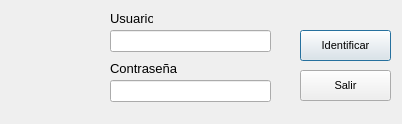
eduardouio/sln_control, file aplicacion/reporte/frm_login.ui: the form before one commit.
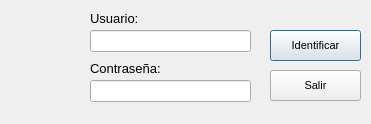
The form after the commit. Icons and pictures are not drawn.

The edit to the form file:
```diff
--- a/aplicacion/reporte/frm_login.ui
+++ b/aplicacion/reporte/frm_login.ui
@@ -6,7 +6,7 @@
    <rect>
     <x>0</x>
     <y>0</y>
-    <width>402</width>
+    <width>371</width>
     <height>124</height>
    </rect>
   </property>
@@ -47,10 +47,10 @@
   <widget class="QLabel" name="lbl_logo">
    <property name="geometry">
     <rect>
-     <x>20</x>
-     <y>20</y>
-     <width>81</width>
-     <height>81</height>
+     <x>10</x>
+     <y>10</y>
+     <width>71</width>
+     <height>71</height>
     </rect>
    </property>
    <property name="statusTip">
@@ -69,7 +69,7 @@
   <widget class="QLineEdit" name="txt_usuario">
    <property name="geometry">
     <rect>
-     <x>110</x>
+     <x>90</x>
      <y>30</y>
      <width>161</width>
      <height>22</height>
@@ -105,7 +105,7 @@
   <widget class="QPushButton" name="btn_entrar">
    <property name="geometry">
     <rect>
-     <x>300</x>
+     <x>270</x>
      <y>30</y>
      <width>91</width>
      <height>31</height>
@@ -130,9 +130,9 @@
   <widget class="QLabel" name="lbl_usuario">
    <property name="geometry">
     <rect>
-     <x>110</x>
+     <x>90</x>
      <y>10</y>
-     <width>43</width>
+     <width>51</width>
      <height>16</height>
     </rect>
    </property>
@@ -151,13 +151,13 @@
     <enum>QFrame::Plain</enum>
    </property>
    <property name="text">
-    <string>Usuario</string>
+    <string>Usuario:</string>
    </property>
   </widget>
   <widget class="QLabel" name="lbl_pass">
    <property name="geometry">
     <rect>
-     <x>110</x>
+     <x>90</x>
      <y>60</y>
      <width>71</width>
      <height>16</height>
@@ -178,13 +178,13 @@
     <enum>QFrame::Plain</enum>
    </property>
    <property name="text">
-    <string>Contraseña</string>
+    <string>Contraseña:</string>
    </property>
   </widget>
   <widget class="QLineEdit" name="txt_pass">
    <property name="geometry">
     <rect>
-     <x>110</x>
+     <x>90</x>
      <y>80</y>
      <width>161</width>
      <height>22</height>
@@ -217,7 +217,7 @@
   <widget class="QPushButton" name="btn_salir">
    <property name="geometry">
     <rect>
-     <x>300</x>
+     <x>270</x>
      <y>70</y>
      <width>91</width>
      <height>31</height>
```
Left out of the diff: 2 changed lines with no effect on the pictures.
